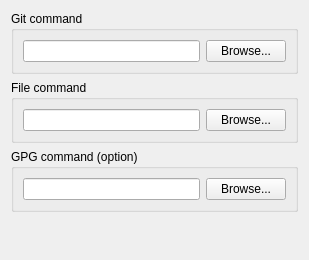
Old version of the form src/SettingProgramsForm.ui in the repository soramimi/Guitar.
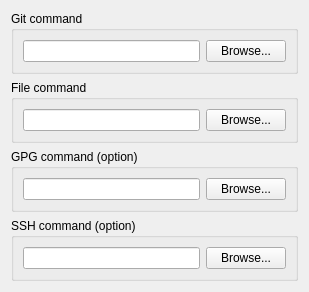
New version of the form.

```diff
--- a/src/SettingProgramsForm.ui
+++ b/src/SettingProgramsForm.ui
@@ -71,6 +71,25 @@
      </layout>
     </widget>
    </item>
+   <item>
+    <widget class="QGroupBox" name="groupBox_5">
+     <property name="title">
+      <string>SSH command (option)</string>
+     </property>
+     <layout class="QHBoxLayout" name="horizontalLayout_7">
+      <item>
+       <widget class="QLineEdit" name="lineEdit_ssh_command"/>
+      </item>
+      <item>
+       <widget class="QPushButton" name="pushButton_select_ssh_command">
+        <property name="text">
+         <string>Browse...</string>
+        </property>
+       </widget>
+      </item>
+     </layout>
+    </widget>
+   </item>
    <item>
     <spacer name="verticalSpacer">
      <property name="orientation">
```
